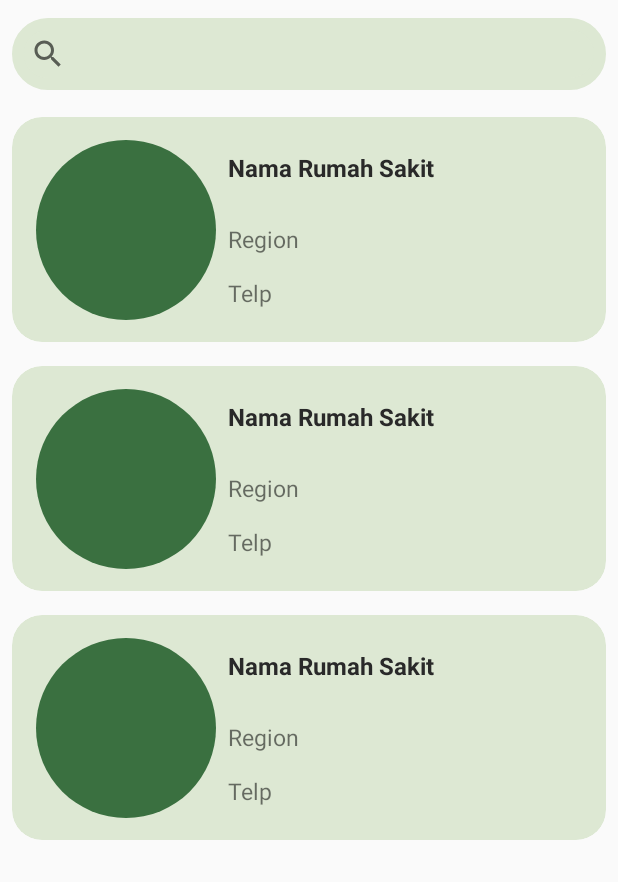
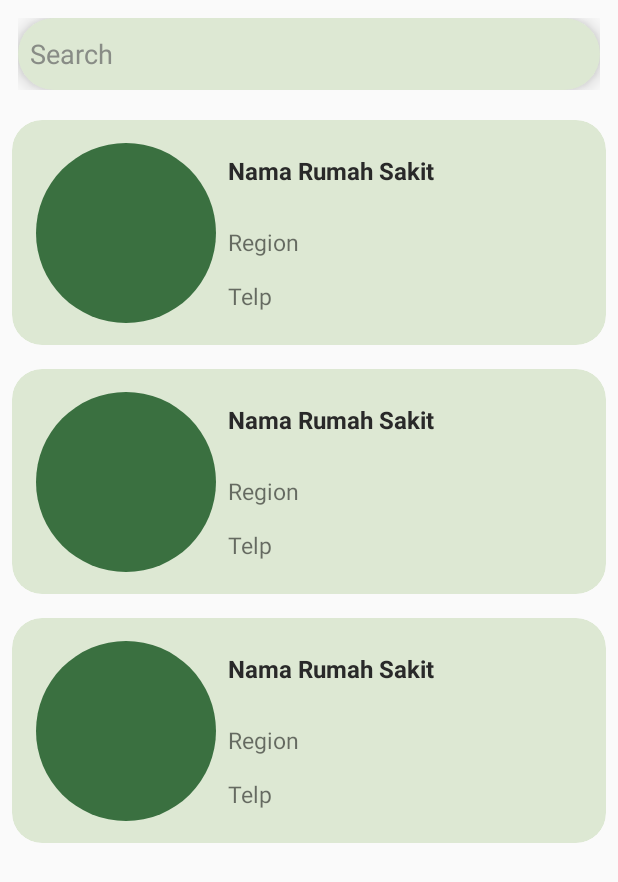
Before and after one commit to NurMuhammadSyaifuddin/RSCov, an Android app: the layout activity_main.xml on its own in the app's theme, with its tools: preview values and no code run, on a phone screen of 412 x 824 dp. Shown: the top 882 px of the screen. Run offline under Robolectric (Android 15) with nearby library versions, the phone set to English and light mode, and no system bars; plain views replace RoundedImageView.

Commit message:
Added Fitur Hospital Search

```diff
--- a/app/src/main/java/com/project/rscov/adapter/MainAdapter.kt
+++ b/app/src/main/java/com/project/rscov/adapter/MainAdapter.kt
@@ -53,7 +53,8 @@ class MainAdapter: RecyclerView.Adapter<MainAdapter.ViewHolder>(), Filterable {
         override fun publishResults(p0: CharSequence?, results: FilterResults?) {
             val callback = DivHospitalsCallback(hospitalsFilter, results?.values as List<Hospital>)
             val result = DiffUtil.calculateDiff(callback)
-            hospitalsFilter = results.values as MutableList<Hospital>
+            hospitalsFilter.clear()
+            hospitalsFilter.addAll(results.values as MutableList<Hospital>)
             result.dispatchUpdatesTo(this@MainAdapter)
         }
 
@@ -83,10 +84,10 @@ class MainAdapter: RecyclerView.Adapter<MainAdapter.ViewHolder>(), Filterable {
     }
 
     override fun onBindViewHolder(holder: ViewHolder, position: Int) {
-        holder.bind(hospitals[position])
+        holder.bind(hospitalsFilter[position])
     }
 
-    override fun getItemCount(): Int = hospitals.size
+    override fun getItemCount(): Int = hospitalsFilter.size
 
     fun onClick(listener: ((Hospital) -> Unit)?){
         this.listener = listener
--- a/app/src/main/java/com/project/rscov/ui/main/MainActivity.kt
+++ b/app/src/main/java/com/project/rscov/ui/main/MainActivity.kt
@@ -2,6 +2,8 @@ package com.project.rscov.ui.main
 
 import androidx.appcompat.app.AppCompatActivity
 import android.os.Bundle
+import android.view.inputmethod.EditorInfo
+import androidx.core.widget.addTextChangedListener
 import androidx.lifecycle.ViewModelProvider
 import com.google.firebase.database.DatabaseReference
 import com.google.firebase.database.FirebaseDatabase
@@ -31,11 +33,31 @@ class MainActivity : AppCompatActivity() {
         hospitalsDatabase = FirebaseDatabase.getInstance().getReference("hospitals")
 
         getHospitalsFromFirebase()
+
+        onAction()
+    }
+
+    private fun onAction() {
+        binding.apply {
+            edtSearchMain.addTextChangedListener {
+                adapter.filter.filter(it.toString().trim().lowercase())
+            }
+            edtSearchMain.setOnEditorActionListener { _, actionId, _ ->
+                if (actionId == EditorInfo.IME_ACTION_SEARCH){
+                    val dataSearch = edtSearchMain.text.toString().trim().lowercase()
+                    adapter.filter.filter(dataSearch)
+
+                    return@setOnEditorActionListener true
+                }
+                return@setOnEditorActionListener false
+            }
+        }
     }
 
     private fun getHospitalsFromFirebase() {
         binding.progressBar.visible()
-        viewModel.getHospitals(this
+        viewModel.getHospitals(
+            this
         ) {
             adapter.hospitals = it
             binding.rvHospitals.adapter = adapter
--- /dev/null
+++ b/app/src/main/res/drawable-v24/bg_edit_text_search.xml
@@ -0,0 +1,8 @@
+<?xml version="1.0" encoding="utf-8"?>
+<shape xmlns:android="http://schemas.android.com/apk/res/android"
+    android:shape="rectangle">
+
+    <solid android:color="@color/grey"/>
+    <corners android:radius="@dimen/dp_24"/>
+
+</shape>
--- a/app/src/main/res/layout/activity_main.xml
+++ b/app/src/main/res/layout/activity_main.xml
@@ -6,20 +6,34 @@
     android:layout_height="match_parent"
     tools:context=".ui.main.MainActivity">
 
-    <SearchView
-        android:id="@+id/search_view"
+    <com.google.android.material.textfield.TextInputLayout
+        android:id="@+id/text_input_search"
         android:layout_width="match_parent"
-        android:layout_height="wrap_content"
-        android:layout_marginHorizontal="@dimen/dp_8"
+        android:layout_height="@dimen/edit_text_search_height"
+        android:layout_marginHorizontal="@dimen/dp_12"
         android:layout_marginTop="@dimen/dp_12"
-        android:layout_marginBottom="@dimen/dp_10"
-        android:queryHint="Search"
-        android:background="@drawable/bg_custom"
-        android:backgroundTint="@color/grey"
+        android:layout_marginBottom="@dimen/dp_12"
+        app:hintEnabled="false"
         app:layout_constraintTop_toTopOf="parent"
         app:layout_constraintStart_toStartOf="parent"
         app:layout_constraintEnd_toEndOf="parent"
-        app:layout_constraintBottom_toTopOf="@id/rv_hospitals"/>
+        app:layout_constraintBottom_toTopOf="@id/rv_hospitals">
+
+        <EditText
+            android:id="@+id/edt_search_main"
+            android:layout_width="match_parent"
+            android:layout_height="@dimen/edit_text_search_height"
+            android:autofillHints="@string/search"
+            android:background="@drawable/bg_edit_text_search"
+            android:elevation="@dimen/dp_8"
+            android:hint="@string/search"
+            android:imeOptions="actionSearch"
+            android:inputType="text"
+            android:paddingHorizontal="@dimen/dp_8"
+            android:textColor="@color/grey_dark"
+            android:textColorHint="@color/grey_dark" />
+
+    </com.google.android.material.textfield.TextInputLayout>
 
     <androidx.recyclerview.widget.RecyclerView
         android:id="@+id/rv_hospitals"
@@ -27,7 +41,7 @@
         android:layout_height="0dp"
         app:layoutManager="androidx.recyclerview.widget.LinearLayoutManager"
         tools:listitem="@layout/item_hospital"
-        app:layout_constraintTop_toBottomOf="@id/search_view"
+        app:layout_constraintTop_toBottomOf="@id/text_input_search"
         app:layout_constraintBottom_toBottomOf="parent"
         app:layout_constraintStart_toStartOf="parent"
         app:layout_constraintEnd_toEndOf="parent"/>
@@ -38,7 +52,7 @@
         android:layout_width="wrap_content"
         android:layout_height="wrap_content"
         android:visibility="gone"
-        app:layout_constraintTop_toBottomOf="@id/search_view"
+        app:layout_constraintTop_toBottomOf="@id/text_input_search"
         app:layout_constraintBottom_toBottomOf="parent"
         app:layout_constraintStart_toStartOf="parent"
         app:layout_constraintEnd_toEndOf="parent"/>
--- a/app/src/main/res/values/dimens.xml
+++ b/app/src/main/res/values/dimens.xml
@@ -26,4 +26,5 @@
     <dimen name="sp_70">70sp</dimen>
     <dimen name="dp_200">200dp</dimen>
     <dimen name="dp_12">12dp</dimen>
+    <dimen name="edit_text_search_height">48dp</dimen>
 </resources>
--- a/app/src/main/res/values/strings.xml
+++ b/app/src/main/res/values/strings.xml
@@ -9,4 +9,5 @@
     <string name="location">%s, %s</string>
     <string name="error">Error</string>
     <string name="default_text">-</string>
+    <string name="search">Search</string>
 </resources>
```
